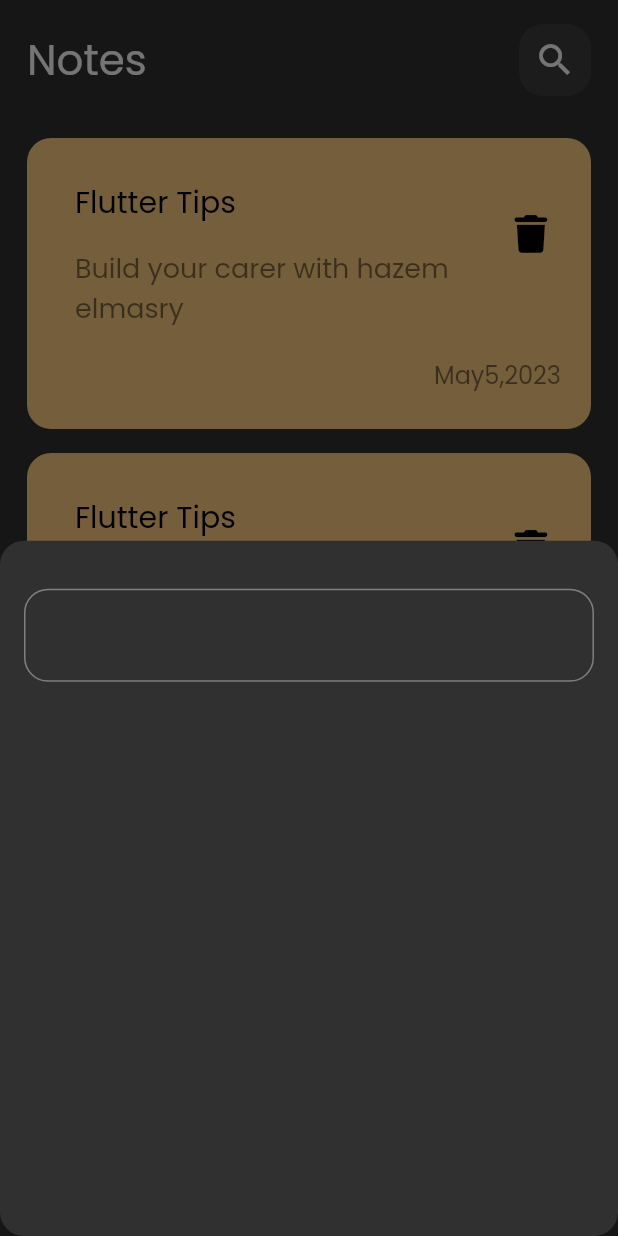
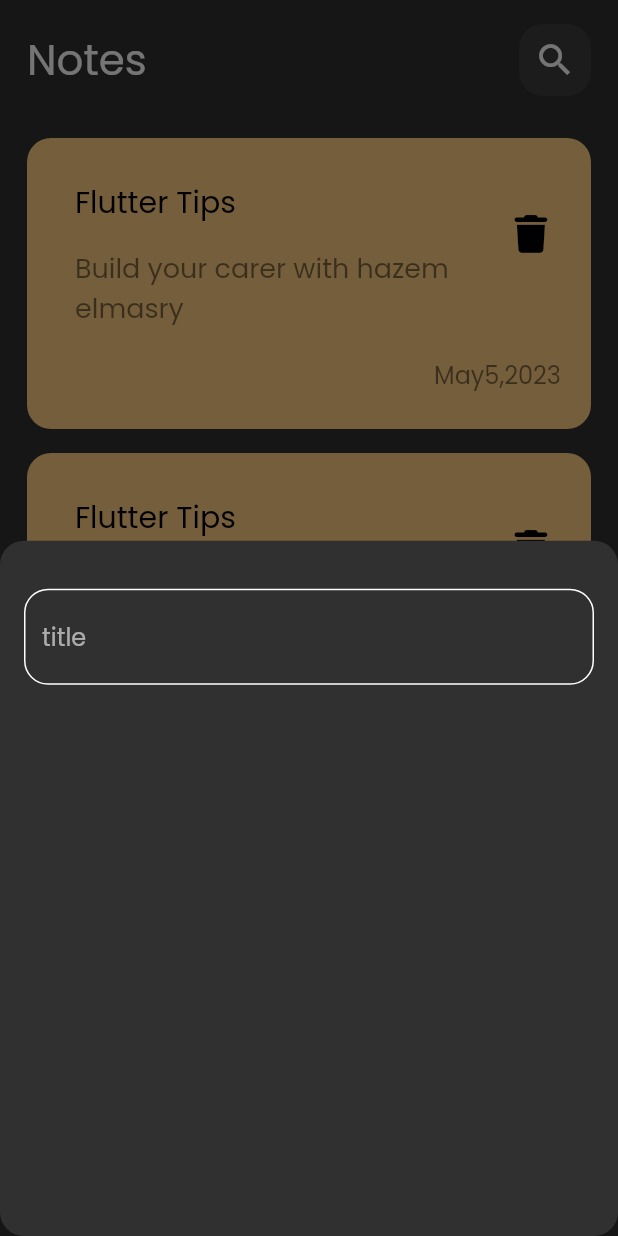
Before and after one commit to HazemEl-masry/note_app, a Flutter app: the screen it shows after launch, after a tap on the "add" icon, on a phone screen of 412 x 824 dp. Run offline on Flutter 3.47's test engine with Material 2 defaults, Android fonts, the phone set to English and light mode, and no system bars; our stand-ins replace font_awesome_flutter.

Commit message:
create custom text field

```diff
--- a/lib/views/notes_view.dart
+++ b/lib/views/notes_view.dart
@@ -16,7 +16,8 @@ class NotesView extends StatelessWidget {
           return const AddNotaBottomSheet();
         },);
       },
-      child: const Icon(Icons.add)),
+          backgroundColor: Colors.indigo,
+      child: const Icon(Icons.add,color: Colors.white)),
       body: SafeArea(
         child: Padding(
           padding: const EdgeInsets.only(
--- a/lib/widgets/custom_text_field.dart
+++ b/lib/widgets/custom_text_field.dart
@@ -7,8 +7,13 @@ class CustomTextField extends StatelessWidget {
   Widget build(BuildContext context) {
     return TextField(
       decoration: InputDecoration(
+        hintText: "title",
         border: OutlineInputBorder(
-            borderRadius: BorderRadius.circular(16.0),
+          borderRadius: BorderRadius.circular(16.0)
+        ),
+        enabledBorder: OutlineInputBorder(
+          borderSide: const BorderSide(color: Colors.white),
+          borderRadius: BorderRadius.circular(16.0)
         )
       ),
     );
```
